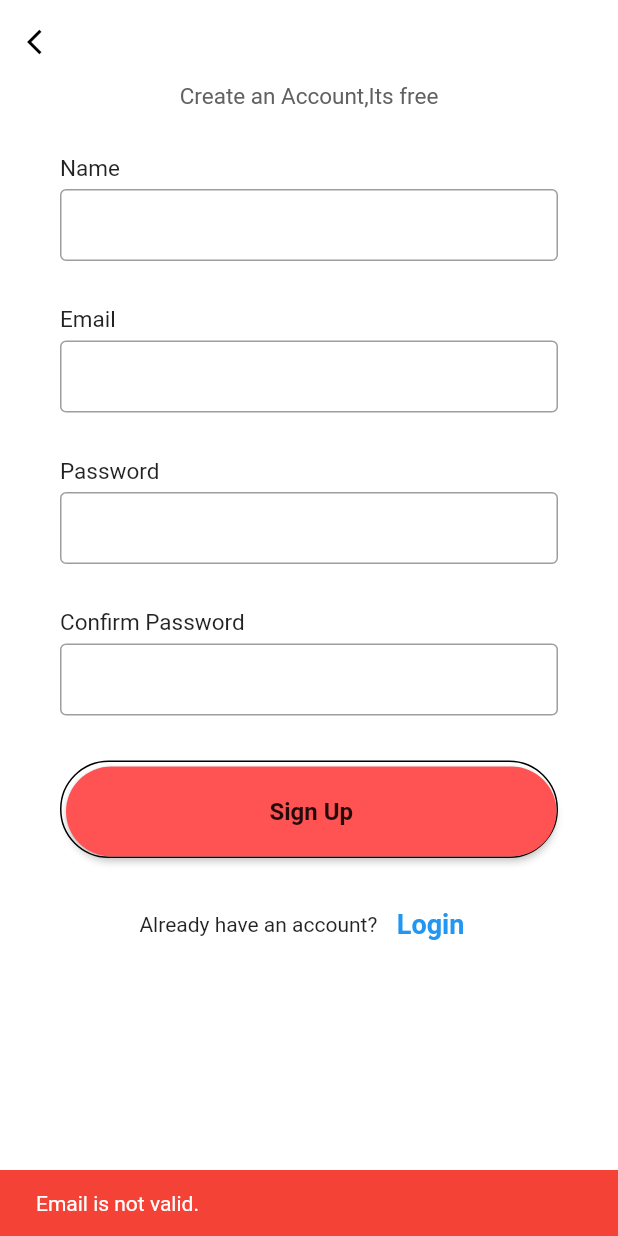
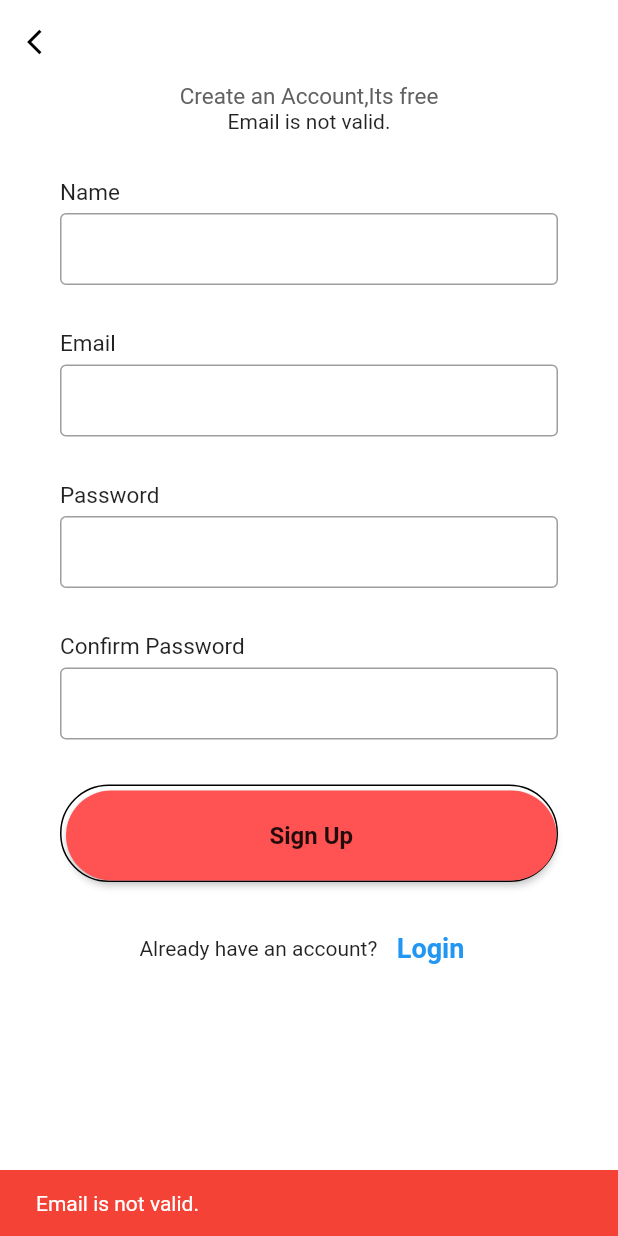
Before and after one commit to F4-Plus-DUT/Mobile-orphanage-management, a Flutter app: the SignUp screen opened by its route, scrolled down 56 dp, after a tap on "Sign Up", on a phone screen of 412 x 824 dp. Run offline on Flutter 3.47's test engine with Material 2 defaults, Android fonts, the phone set to English and light mode, and no system bars; our stand-ins replace flutter_spinkit; missing offline and left inert: uuid_type; network calls fail.

Commit message:
feat: validate sign up form

```diff
--- a/lib/main.dart
+++ b/lib/main.dart
@@ -6,7 +6,7 @@ import 'package:orphanage_management_system/pages/signup.dart';
 
 void main() {
   runApp(MaterialApp(initialRoute: '/', routes: {
-    '/': (context) => Login(),
+    '/': (context) => Home(),
     '/home': (context) => Home(),
     '/login': (context) => Login(),
     '/signup': (context) => SignUp(),
--- a/lib/pages/home.dart
+++ b/lib/pages/home.dart
@@ -1,7 +1,7 @@
 import 'package:flutter/material.dart';
 import 'package:orphanage_management_system/models/category.dart';
 import 'package:orphanage_management_system/pages/children_page.dart';
-import 'package:orphanage_management_system/services/CategoryService.dart';
+import 'package:orphanage_management_system/services/category_service.dart';
 
 class Home extends StatefulWidget {
   @override
--- a/lib/pages/signup.dart
+++ b/lib/pages/signup.dart
@@ -46,6 +46,20 @@ class _SignUpState extends State<SignUp> {
   //Regex
   RegExp hexEmail = RegExp(
       r'[a-zA-Z0-9.!#$%&*+/=?^_`{|}~-]+@[a-zA-Z0-9-]+(?:\.[a-zA-Z0-9-]+)*$');
+
+  late ValueNotifier<String?> _validateNotifer;
+
+  @override
+  void initState() {
+    super.initState();
+    _validateNotifer = ValueNotifier(null);
+  }
+
+  @override
+  void dispose() {
+    _validateNotifer.dispose();
+    super.dispose();
+  }
 
   @override
   Widget build(BuildContext context) {
@@ -97,6 +111,16 @@ class _SignUpState extends State<SignUp> {
                             color: Colors.grey[700],
                           ),
                         ),
+                        ValueListenableBuilder(
+                          valueListenable: _validateNotifer,
+                          builder: (_, validateText, __) {
+                            if (validateText == null) {
+                              return const SizedBox.shrink();
+                            }
+
+                            return Text(validateText);
+                          },
+                        ),
                         SizedBox(
                           height: 30,
                         )
@@ -141,6 +165,8 @@ class _SignUpState extends State<SignUp> {
                             String password_2 = password2Controller.text;
                             //Xử lý regex cho name và email
                             if (!hexEmail.hasMatch(email)) {
+                              _validateNotifer.value = 'Email is not valid.';
+
                               ScaffoldMessenger.of(context)
                                   .showSnackBar(const SnackBar(
                                 content: Text(
@@ -153,6 +179,9 @@ class _SignUpState extends State<SignUp> {
                               ));
                             }
                             if (password.compareTo(password_2) != 0) {
+                              _validateNotifer.value =
+                                  'Password does not match.';
+
                               ScaffoldMessenger.of(context)
                                   .showSnackBar(const SnackBar(
                                 content: Text(
@@ -165,6 +194,7 @@ class _SignUpState extends State<SignUp> {
                               ));
                             }
                             if (await sign_up(name, email, password)) {
+                              _validateNotifer.value = null;
                               print("Create successfully!");
                               Navigator.pushNamed(context, '/login');
                             }
--- a/pubspec.yaml
+++ b/pubspec.yaml
@@ -39,6 +39,7 @@ dependencies:
   # The following adds the Cupertino Icons font to your application.
   # Use with the CupertinoIcons class for iOS style icons.
   cupertino_icons: ^1.0.2
+  flutter_svg: ^1.1.5
 
 dev_dependencies:
   flutter_launcher_icons: "^0.10.0"
```
Also changed, not shown: lib/models/children.dart (+16 -2 lines), lib/pages/children_item.dart (+70 -17 lines), lib/pages/children_page.dart (+9 -7 lines), lib/services/category_service.dart (renamed from lib/services/CategoryService.dart), pubspec.lock.
